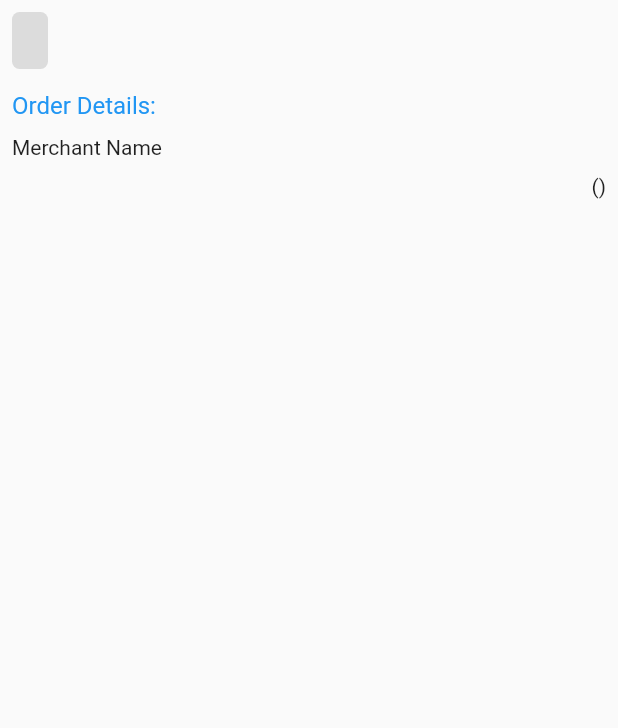
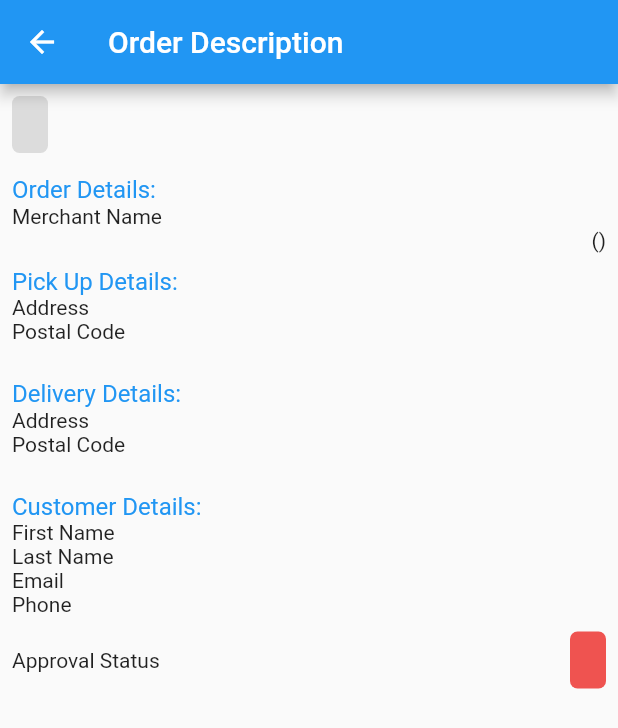
Before and after one commit to EMIkram/load_n_go_task, a Flutter app: the OrderDetailScreen screen opened directly with empty values, on a phone screen of 412 x 824 dp. Shown: the top 728 px of the screen. Run offline on Flutter 3.47's test engine with Material 2 defaults, Android fonts, the phone set to English and light mode, and no system bars; our stand-ins replace fluttertoast, page_transition.

Commit message:
order details screen designed

```diff
--- a/lib/UI/order_detail_screen.dart
+++ b/lib/UI/order_detail_screen.dart
@@ -21,6 +21,9 @@ class _OrderDetailScreenState extends State<OrderDetailScreen> {
   @override
   Widget build(BuildContext context) {
     return Scaffold(
+      appBar: AppBar(
+        title: Text("Order Description"),
+      ),
       body: modal==null?Container(child: Center(child: Text("something went wrong!"),),):
       Padding(
         padding: const EdgeInsets.all(8.0),
@@ -30,7 +33,7 @@ class _OrderDetailScreenState extends State<OrderDetailScreen> {
             MyLabel(label:modal.orderNumber),
             SizedBox(height: 15,),
             Text("Order Details:",style: TextStyle(color: Colors.blue, fontSize: 16),),
-            SizedBox(height: 10,),
+            // SizedBox(height: 10,),
             Row(
               mainAxisAlignment: MainAxisAlignment.spaceBetween,
               children: [
@@ -38,12 +41,87 @@ class _OrderDetailScreenState extends State<OrderDetailScreen> {
                 Text(modal.merchantName),
               ],
             ),
-            SizedBox(height: 10,),
+            // SizedBox(height: 10,),
             Row(
               mainAxisAlignment: MainAxisAlignment.spaceBetween,
               children: [
                 Text(modal.orderDescription),
                 Text(modal.weightOfOrder+"(${modal.quantity})"),
+              ],
+            ),
+            SizedBox(height: 10,),
+            Text("Pick Up Details:",style: TextStyle(color: Colors.blue, fontSize: 16),),
+            Row(
+              mainAxisAlignment: MainAxisAlignment.spaceBetween,
+              children: [
+                Text("Address"),
+                Text(modal.pickupAddressLine1),
+              ],
+            ),
+            // SizedBox(height: 10,),
+            Row(
+              mainAxisAlignment: MainAxisAlignment.spaceBetween,
+              children: [
+                Text("Postal Code"),
+                Text(modal.pickupPostalCode),
+              ],
+            ),
+            Text(modal.pickupDateDDMMYYY,style: TextStyle(fontSize: 12),),
+            SizedBox(height: 10,),
+            Text("Delivery Details:",style: TextStyle(color: Colors.blue, fontSize: 16),),
+            Row(
+              mainAxisAlignment: MainAxisAlignment.spaceBetween,
+              children: [
+                Text("Address"),
+                Text(modal.deliveryAddressLine1),
+              ],
+            ),
+            // SizedBox(height: 10,),
+            Row(
+              mainAxisAlignment: MainAxisAlignment.spaceBetween,
+              children: [
+                Text("Postal Code"),
+                Text(modal.deliveryPostalCode),
+              ],
+            ),
+            Text(modal.deliveryDateDDMMYYYY,style: TextStyle(fontSize: 12),),
+            SizedBox(height: 10,),
+            Text("Customer Details:",style: TextStyle(color: Colors.blue, fontSize: 16),),
+            Row(
+              mainAxisAlignment: MainAxisAlignment.spaceBetween,
+              children: [
+                Text("First Name"),
+                Text(modal.customerFirstName),
+              ],
+            ),
+            Row(
+              mainAxisAlignment: MainAxisAlignment.spaceBetween,
+              children: [
+                Text("Last Name"),
+                Text(modal.customerLastName),
+              ],
+            ),
+            // SizedBox(height: 10,),
+            Row(
+              mainAxisAlignment: MainAxisAlignment.spaceBetween,
+              children: [
+                Text("Email"),
+                Text(modal.customerEmail,style: TextStyle(decoration: TextDecoration.underline),),
+              ],
+            ),
+            Row(
+              mainAxisAlignment: MainAxisAlignment.spaceBetween,
+              children: [
+                Text("Phone"),
+                Text(modal.customerPhoneNumber,style: TextStyle(decoration: TextDecoration.underline),),
+              ],
+            ),
+            SizedBox(height: 10,),
+            Row(
+              mainAxisAlignment: MainAxisAlignment.spaceBetween,
+              children: [
+                Text("Approval Status"),
+                MyLabel(label: modal.approvalStatus??"N/A",textColor: Colors.white,backGroundColor: modal.approvalStatus=="Yes"?Colors.green:Colors.red[400],)
               ],
             ),
           ],
```
